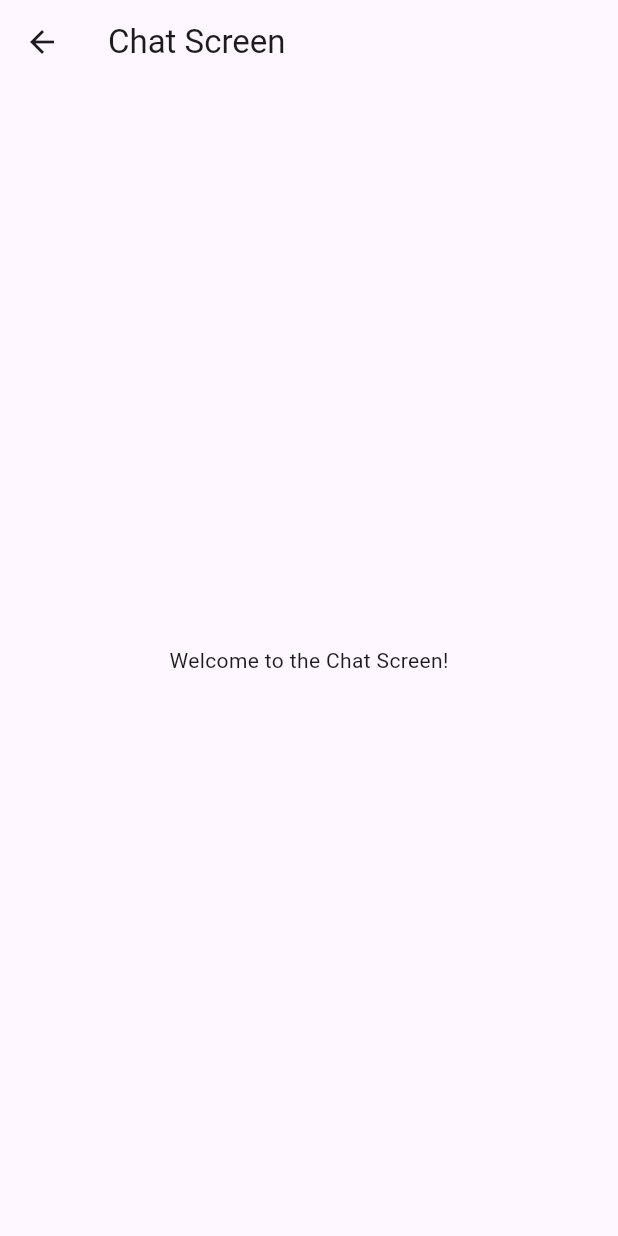
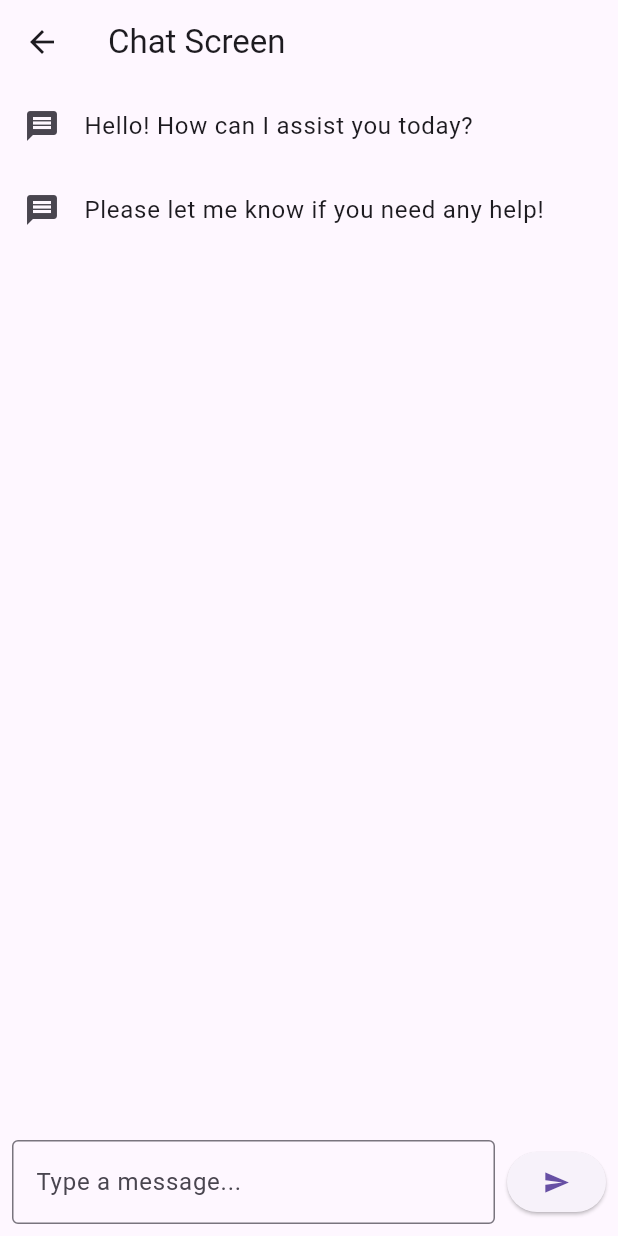
Before and after one commit to twebb810/HackKu25, a Flutter app: the ChatScreen screen opened directly, on a phone screen of 412 x 824 dp. Run offline on Flutter 3.47's test engine with Material 3 defaults, Android fonts, the phone set to English and light mode, and no system bars; statements that could not run were skipped.

Commit message:
Slightly Better UI

```diff
--- a/nursing_home_aide/lib/screens/chat_screen.dart
+++ b/nursing_home_aide/lib/screens/chat_screen.dart
@@ -2,14 +2,53 @@
 import 'package:flutter/material.dart';
 
 class ChatScreen extends StatelessWidget {
+    final List<String> messages = [
+        'Hello! How can I assist you today?',
+        'Please let me know if you need any help!'
+    ];
+
     @override
     Widget build(BuildContext context) {
         return Scaffold(
             appBar: AppBar(
                 title: Text('Chat Screen'),
             ),
-            body: Center(
-                child: Text('Welcome to the Chat Screen!'),
+            body: Column(
+                children: [
+                    Expanded(
+                        child: ListView.builder(
+                            itemCount: messages.length,
+                            itemBuilder: (context, index) {
+                                return ListTile(
+                                    title: Text(messages[index]),
+                                    leading: Icon(Icons.message),
+                                );
+                            },
+                        ),
+                    ),
+                    Padding(
+                        padding: const EdgeInsets.all(8.0),
+                        child: Row(
+                            children: [
+                                Expanded(
+                                    child: TextField(
+                                        decoration: InputDecoration(
+                                            hintText: 'Type a message...',
+                                            border: OutlineInputBorder(),
+                                        ),
+                                    ),
+                                ),
+                                SizedBox(width: 8),
+                                ElevatedButton(
+                                    onPressed: () {
+                                        // Handle sending a message
+                                    },
+                                    child: Icon(Icons.send),
+                                ),
+                            ],
+                        ),
+                    ),
+                ],
             ),
         );
     }
```
Also changed, not shown: nursing_home_aide/lib/main.dart (+11 -21 lines), nursing_home_aide/lib/screens/home_screen.dart (+36 -2 lines), nursing_home_aide/lib/screens/patient_screen.dart (+23 -3 lines).
